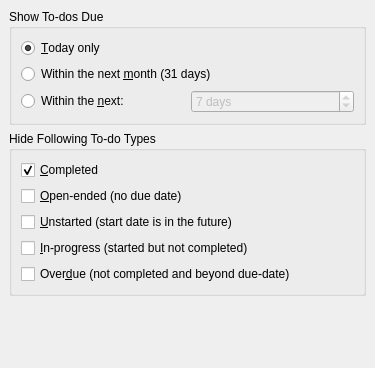
Above: kontact/plugins/korganizer/todosummaryconfig_base.ui from chusopr/kdepim-ktimetracker-akonadi before the change. Below: the same form after it.
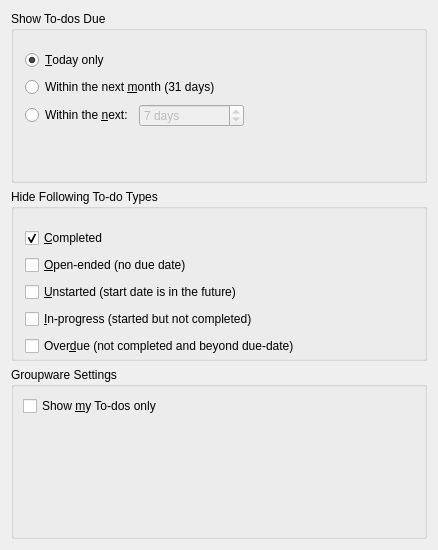
That is the form after the change.

Commit message:
New feature that allows you to not show Events or To-dos that do not belong to your calendar. Uses the new CalHelper::isMyCalendarIncidence() static method from kdepimlibs/kcal.
See the new "Groupware Settings" in the relevant Summary View configs.

Also added a bunch more toolTips and whatsThis.

MERGE: none
DO_NOT_BACKPORT: new feature and new i18n strings

```diff
--- a/kontact/plugins/korganizer/todosummaryconfig_base.ui
+++ b/kontact/plugins/korganizer/todosummaryconfig_base.ui
@@ -2,13 +2,13 @@
  <author>Allen Winter &lt;winter@kde.org></author>
  <comment>Configuration page for the Korganizer To-do Summary</comment>
  <class>TodoSummaryConfig_Base</class>
- <widget class="QWidget" name="TodoSummaryConfig_Base" >
-  <property name="geometry" >
+ <widget class="QWidget" name="TodoSummaryConfig_Base">
+  <property name="geometry">
    <rect>
     <x>0</x>
     <y>0</y>
-    <width>375</width>
-    <height>368</height>
+    <width>438</width>
+    <height>550</height>
    </rect>
   </property>
   <property name="sizePolicy" >
@@ -20,28 +20,31 @@
   <property name="windowTitle" >
    <string>To-do Summary Configuration</string>
   </property>
-  <layout class="QVBoxLayout" >
-   <property name="spacing" >
-    <number>6</number>
-   </property>
-   <property name="margin" >
-    <number>9</number>
-   </property>
-   <item>
-    <widget class="QGroupBox" name="mDaysGroup" >
-     <property name="title" >
+  <layout class="QGridLayout" name="gridLayout">
+   <item row="0" column="0">
+    <widget class="QGroupBox" name="mDaysGroup">
+     <property name="title">
       <string>Show To-dos Due</string>
      </property>
-     <layout class="QGridLayout" >
-      <property name="margin" >
-       <number>9</number>
+     <widget class="QWidget" name="">
+      <property name="geometry">
+       <rect>
+        <x>14</x>
+        <y>38</y>
+        <width>219</width>
+        <height>80</height>
+       </rect>
       </property>
-      <property name="spacing" >
-       <number>6</number>
-      </property>
-      <item row="0" column="0" colspan="2" >
-       <widget class="QRadioButton" name="mDateTodayButton" >
-        <property name="text" >
+      <layout class="QVBoxLayout" name="verticalLayout">
+       <item>
+        <widget class="QRadioButton" name="mDateTodayButton">
+         <property name="toolTip">
+          <string>Show To-dos due today only</string>
+         </property>
+         <property name="whatsThis">
+          <string>Check this box if you want to see To-dos due on this date only.</string>
+         </property>
+         <property name="text">
          <string>&amp;Today only</string>
         </property>
         <property name="checked" >
@@ -49,9 +52,15 @@
         </property>
        </widget>
       </item>
-      <item row="1" column="0" colspan="2" >
-       <widget class="QRadioButton" name="mDateMonthButton" >
-        <property name="text" >
+       <item>
+        <widget class="QRadioButton" name="mDateMonthButton">
+         <property name="toolTip">
+          <string>Show To-dos due within the next month</string>
+         </property>
+         <property name="whatsThis">
+          <string>Check this box if you want to see To-dos that are due sometime during the next 31 days.</string>
+         </property>
+         <property name="text">
          <string>Within the next &amp;month (31 days)</string>
         </property>
         <property name="checked" >
@@ -59,9 +68,11 @@
         </property>
        </widget>
       </item>
-      <item row="2" column="0" >
-       <widget class="QRadioButton" name="mDateRangeButton" >
-        <property name="enabled" >
+       <item>
+        <layout class="QHBoxLayout" name="horizontalLayout">
+         <item>
+          <widget class="QRadioButton" name="mDateRangeButton">
+           <property name="enabled">
          <bool>true</bool>
         </property>
         <property name="text" >
@@ -72,18 +83,18 @@
         </property>
        </widget>
       </item>
-      <item row="2" column="1" >
-       <widget class="QSpinBox" name="mCustomDays" >
-        <property name="enabled" >
+         <item>
+          <widget class="QSpinBox" name="mCustomDays">
+           <property name="enabled">
          <bool>false</bool>
         </property>
         <property name="specialValueText" >
          <string>1 day</string>
         </property>
-        <property name="suffix" >
-         <string comment="days to show in summary" > days</string>
-        </property>
-        <property name="minimum" >
+           <property name="suffix">
+            <string comment="days to show in summary"> days</string>
+           </property>
+           <property name="minimum">
          <number>1</number>
         </property>
         <property name="maximum" >
@@ -98,23 +109,29 @@
        </widget>
       </item>
      </layout>
-    </widget>
+       </item>
+      </layout>
+     </widget>
+    </widget>
    </item>
-   <item>
-    <widget class="QGroupBox" name="mHideGroup" >
-     <property name="title" >
+   <item row="1" column="0">
+    <widget class="QGroupBox" name="mHideGroup">
+     <property name="title">
       <string>Hide Following To-do Types</string>
      </property>
-     <layout class="QVBoxLayout" >
-      <property name="spacing" >
-       <number>6</number>
+     <widget class="QWidget" name="">
+      <property name="geometry">
+       <rect>
+        <x>14</x>
+        <y>38</y>
+        <width>319</width>
+        <height>133</height>
+       </rect>
       </property>
-      <property name="margin" >
-       <number>9</number>
-      </property>
+      <layout class="QVBoxLayout" name="verticalLayout_2">
       <item>
-       <widget class="QCheckBox" name="mHideCompletedBox" >
-        <property name="acceptDrops" >
+        <widget class="QCheckBox" name="mHideCompletedBox">
+         <property name="acceptDrops">
          <bool>true</bool>
         </property>
         <property name="text" >
@@ -126,8 +143,14 @@
        </widget>
       </item>
       <item>
-       <widget class="QCheckBox" name="mHideOpenEndedBox" >
-        <property name="text" >
+        <widget class="QCheckBox" name="mHideOpenEndedBox">
+         <property name="toolTip">
+          <string>Hide To-dos without a due date</string>
+         </property>
+         <property name="whatsThis">
+          <string>Check this box if you don't want to see open-ended To-dos.</string>
+         </property>
+         <property name="text">
          <string>&amp;Open-ended (no due date)</string>
         </property>
         <property name="checked" >
@@ -136,41 +159,72 @@
        </widget>
       </item>
       <item>
-       <widget class="QCheckBox" name="mHideUnstartedBox" >
-        <property name="text" >
+        <widget class="QCheckBox" name="mHideUnstartedBox">
+         <property name="toolTip">
+          <string>Hide unstarted To-dos</string>
+         </property>
+         <property name="whatsThis">
+          <string>Check this box if you don't want to see To-dos with a start date in the future.</string>
+         </property>
+         <property name="text">
          <string>&amp;Unstarted (start date is in the future)</string>
         </property>
        </widget>
       </item>
       <item>
-       <widget class="QCheckBox" name="mHideInProgressBox" >
-        <property name="text" >
+        <widget class="QCheckBox" name="mHideInProgressBox">
+         <property name="toolTip">
+          <string>Hide in-progress To-dos</string>
+         </property>
+         <property name="whatsThis">
+          <string>Check this box if you don't want to see To-dos that have been started but not completed yet.</string>
+         </property>
+         <property name="text">
          <string>&amp;In-progress (started but not completed)</string>
         </property>
        </widget>
       </item>
       <item>
-       <widget class="QCheckBox" name="mHideOverdueBox" >
-        <property name="text" >
+        <widget class="QCheckBox" name="mHideOverdueBox">
+         <property name="toolTip">
+          <string>Hide overdue To-dos</string>
+         </property>
+         <property name="statusTip">
+          <string/>
+         </property>
+         <property name="whatsThis">
+          <string>Check this box if you don't want to see To-dos that haven't been completed yet and are past their due date.</string>
+         </property>
+         <property name="text">
          <string>Over&amp;due (not completed and beyond due-date)</string>
         </property>
        </widget>
       </item>
      </layout>
     </widget>
+    </widget>
    </item>
-   <item>
-    <spacer name="verticalSpacer" >
-     <property name="orientation" >
-      <enum>Qt::Vertical</enum>
+   <item row="2" column="0">
+    <widget class="QGroupBox" name="groupBox">
+     <property name="title">
+      <string>Groupware Settings</string>
      </property>
-     <property name="sizeHint" stdset="0" >
-      <size>
-       <width>20</width>
-       <height>40</height>
-      </size>
-     </property>
-    </spacer>
+     <layout class="QFormLayout" name="formLayout">
+      <item row="0" column="0">
+       <widget class="QCheckBox" name="mShowMineOnly">
+        <property name="toolTip">
+         <string>Show To-dos belonging to my calendars only</string>
+        </property>
+        <property name="whatsThis">
+         <string>Check this box if you want the summary to show to-dos belonging to your calendars only.</string>
+        </property>
+        <property name="text">
+         <string>Show &amp;my To-dos only</string>
+        </property>
+       </widget>
+      </item>
+     </layout>
+    </widget>
    </item>
   </layout>
  </widget>
```
Left out of the diff: 58 changed lines with no effect on the pictures. Lines whose indentation alone changed are shown as unchanged. The commit also changes 11 other files.
